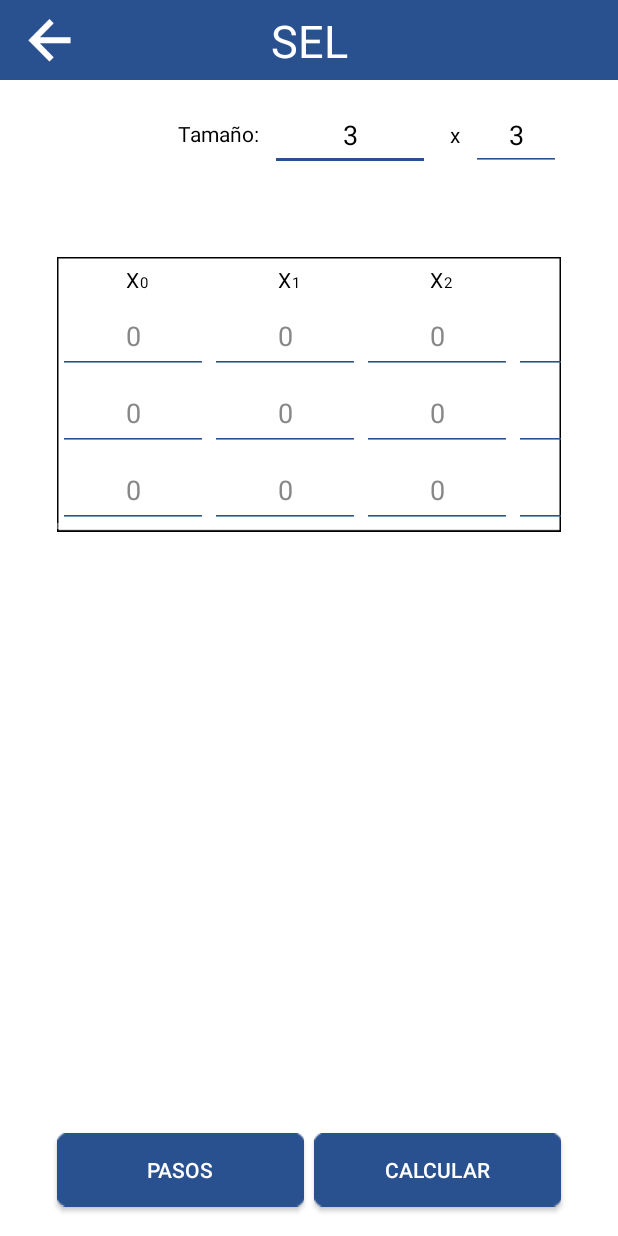
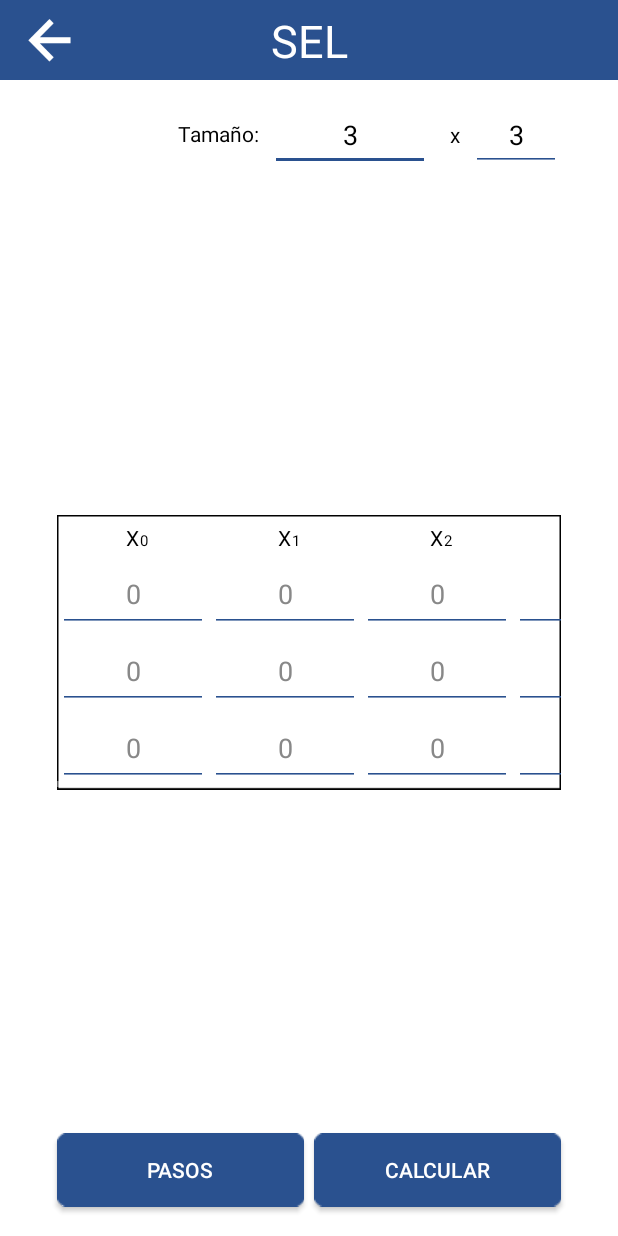
Before and after one commit to 0n1yIms/MatrizApp, an Android app: the GaussActivity screen opened directly, with no data from a screen before it, on a phone screen of 412 x 824 dp. Run offline under Robolectric (Android 15) with nearby library versions, the phone set to English and light mode, and no system bars.

Commit message:
update gauss activity to motion layout

```diff
--- a/app/src/main/java/com/ims/matrixcalc/GaussActivity.java
+++ b/app/src/main/java/com/ims/matrixcalc/GaussActivity.java
@@ -1,6 +1,7 @@
 package com.ims.matrixcalc;
 
 import androidx.appcompat.app.AppCompatActivity;
+import androidx.constraintlayout.motion.widget.MotionLayout;
 import androidx.constraintlayout.widget.ConstraintLayout;
 
 import android.content.Intent;
@@ -37,6 +38,7 @@ public class GaussActivity extends AppCompatActivity {
     private GridLayout gridMat;
     private GridLayout gridRta;
     private TextView tvRta;
+    private MotionLayout motionBase;
 
     private Mat matMain = new Mat(3, 4, 0);
     private Mat matRta;
@@ -48,11 +50,13 @@ public class GaussActivity extends AppCompatActivity {
         super.onCreate(savedInstanceState);
         setContentView(R.layout.activity_gauss);
 
+
         if (getIntent().hasExtra(ERASE)) {
             if ((boolean) getIntent().getExtras().get(ERASE))
                 resolved = false;
         }
 
+        motionBase = findViewById(R.id.motion_base);
         etMatRows = findViewById(R.id.et_matrix_size_rows);
         etMatCols = findViewById(R.id.et_matrix_size_cols);
         tvRta = findViewById(R.id.tv_rta);
@@ -71,11 +75,12 @@ public class GaussActivity extends AppCompatActivity {
             public void onTextChanged(CharSequence charSequence, int i, int i1, int i2) {
                 if (!charSequence.toString().isEmpty()) {
                     int matRows = Integer.parseInt(charSequence.toString());
-                    matMain.changeSize(matRows, matMain.cols);
-                    updateData();
+                    if(matRows < 10) {
+                        matMain.changeSize(matRows, matMain.cols);
+                        updateData();
+                    }
                 }
             }
-
             @Override
             public void afterTextChanged(Editable editable) {
             }
@@ -89,13 +94,17 @@ public class GaussActivity extends AppCompatActivity {
             public void onTextChanged(CharSequence charSequence, int i, int i1, int i2) {
                 if (!charSequence.toString().isEmpty()) {
                     int matCols = Integer.parseInt(charSequence.toString()) + 1;
-                    matMain.changeSize(matMain.rows, matCols);
-                    updateData();
+                    if(matCols - 1 < 10) {
+                        matMain.changeSize(matMain.rows, matCols);
+                        updateData();
+                    }
                 }
             }
 
             @Override
             public void afterTextChanged(Editable editable) {
+//                if(!editable.toString().equals(Integer.toString(matMain.cols)))
+//                    etMatCols.setText(Integer.toString(matMain.cols));
             }
         });
 
@@ -115,6 +124,7 @@ public class GaussActivity extends AppCompatActivity {
             gaussJordan.resolver();
             steps = gaussJordan.getSteps();
             if(steps.size() > 0) {
+                motionBase.transitionToEnd();
                 matRta = gaussJordan.getMat();
                 if (gaussJordan.getResult() == Escalonador.SCD)
                     tvRta.setText("Sistema Compatible Determinado");
--- a/app/src/main/res/layout/activity_gauss.xml
+++ b/app/src/main/res/layout/activity_gauss.xml
@@ -1,10 +1,12 @@
 <?xml version="1.0" encoding="utf-8"?>
-<androidx.constraintlayout.widget.ConstraintLayout xmlns:android="http://schemas.android.com/apk/res/android"
+<androidx.constraintlayout.motion.widget.MotionLayout xmlns:android="http://schemas.android.com/apk/res/android"
     xmlns:app="http://schemas.android.com/apk/res-auto"
     xmlns:tools="http://schemas.android.com/tools"
+    android:id="@+id/motion_base"
     android:layout_width="match_parent"
     android:layout_height="match_parent"
     android:background="@color/white"
+    app:layoutDescription="@xml/activity_gauss_scene"
     tools:context=".GaussActivity">
 
     <androidx.constraintlayout.widget.ConstraintLayout
@@ -21,9 +23,9 @@
             android:layout_width="wrap_content"
             android:layout_height="wrap_content"
             android:text="SEL"
+            android:textAlignment="center"
+            android:textColor="@color/white"
             android:textSize="30dp"
-            android:textColor="@color/white"
-            android:textAlignment="center"
             app:layout_constraintBottom_toBottomOf="parent"
             app:layout_constraintEnd_toEndOf="parent"
             app:layout_constraintStart_toStartOf="parent"
@@ -74,11 +76,11 @@
         android:layout_width="60dp"
         android:layout_height="48dp"
         android:layout_marginEnd="38dp"
+        android:backgroundTint="@color/utn"
         android:inputType="number"
         android:text="3"
         android:textAlignment="center"
         android:textColor="@color/black"
-        android:backgroundTint="@color/utn"
         app:layout_constraintEnd_toEndOf="parent"
         app:layout_constraintTop_toTopOf="@+id/et_matrix_size_rows" />
 
@@ -221,4 +223,4 @@
         app:layout_constraintGuide_percent="0.5" />
 
 
-</androidx.constraintlayout.widget.ConstraintLayout>
+</androidx.constraintlayout.motion.widget.MotionLayout>
--- /dev/null
+++ b/app/src/main/res/xml/activity_gauss_scene.xml
@@ -0,0 +1,41 @@
+<?xml version="1.0" encoding="utf-8"?>
+<MotionScene
+    xmlns:android="http://schemas.android.com/apk/res/android"
+    xmlns:motion="http://schemas.android.com/apk/res-auto">
+
+    <Transition
+        motion:constraintSetEnd="@+id/end"
+        motion:constraintSetStart="@id/start"
+        motion:duration="100">
+       <KeyFrameSet>
+       </KeyFrameSet>
+        <OnSwipe motion:maxAcceleration="100.0"
+            motion:maxVelocity="10.0" />
+    </Transition>
+
+    <ConstraintSet android:id="@+id/start">
+        <Constraint
+            android:layout_height="0dp"
+            motion:layout_constraintStart_toStartOf="parent"
+            motion:layout_constraintBottom_toTopOf="@+id/btn_steps"
+            motion:layout_constraintHorizontal_bias="0.5"
+            motion:layout_constraintEnd_toEndOf="parent"
+            android:layout_width="match_parent"
+            android:id="@+id/constraint_rta" />
+        <Constraint
+            android:layout_width="0dp"
+            android:layout_height="0dp"
+            motion:layout_constraintStart_toStartOf="parent"
+            motion:layout_constraintBottom_toTopOf="@+id/btn_steps"
+            motion:layout_constraintEnd_toEndOf="parent"
+            android:layout_marginStart="38dp"
+            android:layout_marginEnd="38dp"
+            android:layout_marginTop="3dp"
+            android:layout_marginBottom="3dp"
+            motion:layout_constraintTop_toBottomOf="@+id/et_matrix_size_rows"
+            android:id="@+id/constraint_mat_main" />
+    </ConstraintSet>
+
+    <ConstraintSet android:id="@+id/end">
+    </ConstraintSet>
+</MotionScene>
```
